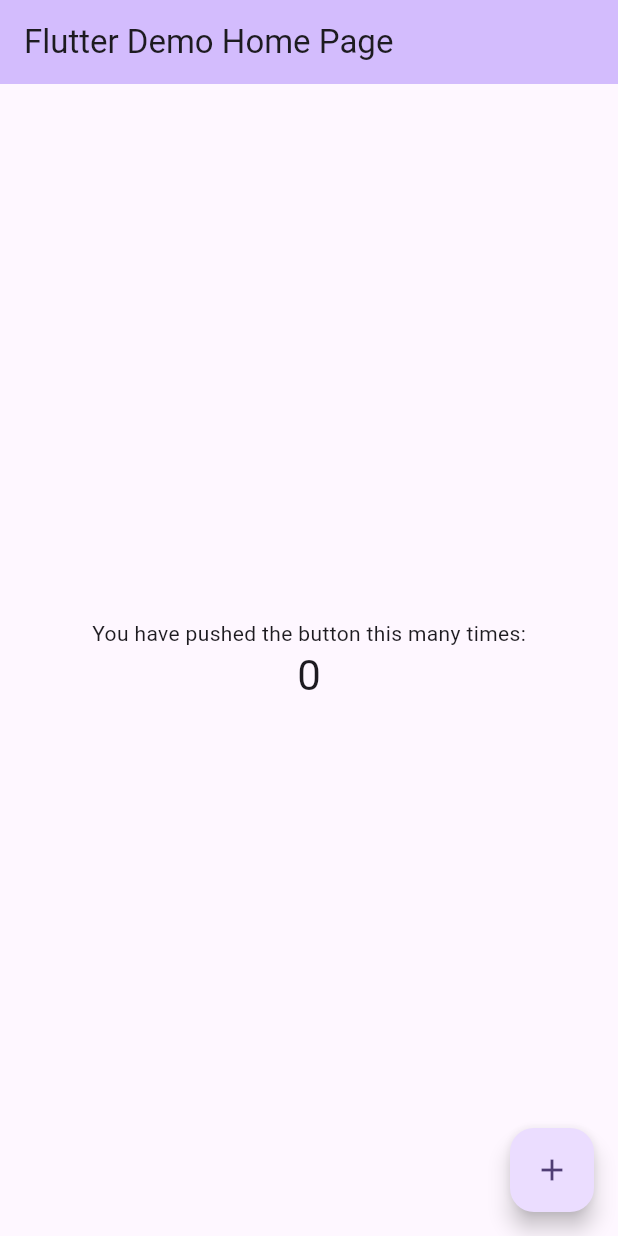
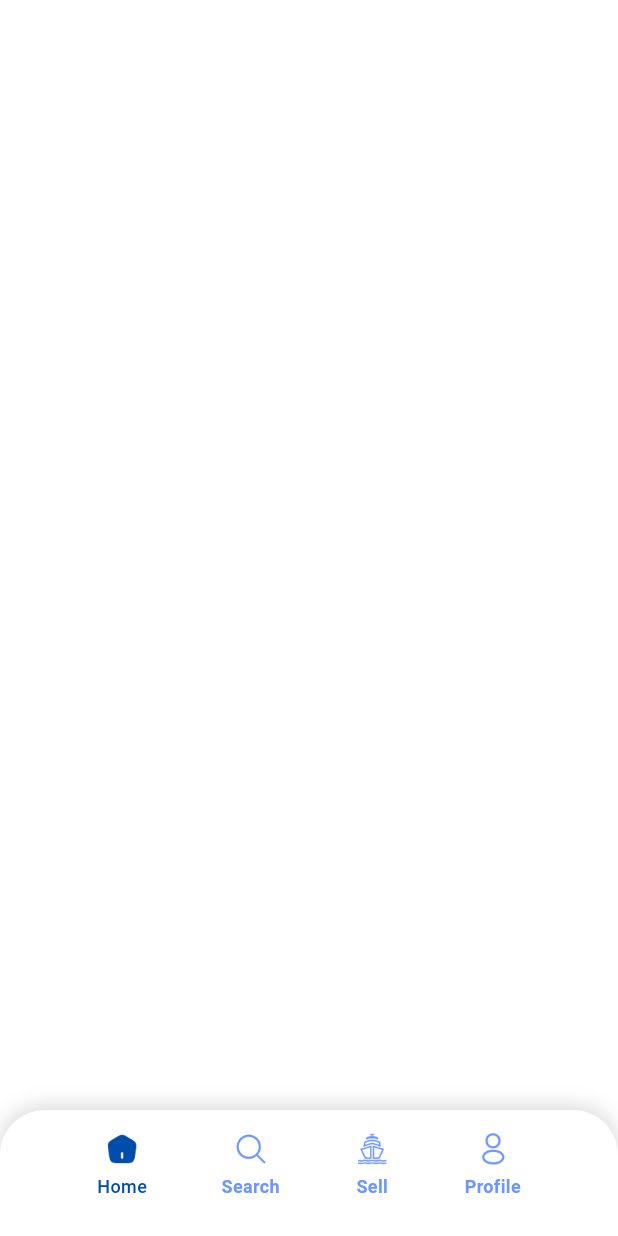
Before and after one commit to Dev-Ninjas-Backup/diaz1234567890, a Flutter app: the screen it shows after launch, on a phone screen of 412 x 824 dp. Run offline on Flutter 3.47's test engine with Material 3 defaults, Android fonts, the phone set to English and light mode, and no system bars; our stand-ins replace flutter_easyloading, flutter_screenutil, get, google_fonts.

Commit message:
Bottom Nav Bar done.

```diff
--- /dev/null
+++ b/lib/app.dart
@@ -0,0 +1,37 @@
+import 'package:diaz1234567890/routes/app_routes.dart';
+import 'package:flutter/material.dart';
+import 'package:flutter_easyloading/flutter_easyloading.dart';
+import 'package:flutter_screenutil/flutter_screenutil.dart';
+import 'package:get/get.dart';
+import 'core/bindings/controller_binder.dart';
+
+class Diaz extends StatelessWidget {
+  const Diaz({super.key});
+
+  @override
+  Widget build(BuildContext context) {
+    final screenWidth = MediaQuery.of(context).size.width;
+    final designSize = screenWidth > 600
+        ? const Size(1024, 1366)
+        : const Size(390, 844);
+    return ScreenUtilInit(
+      designSize: designSize,
+      minTextAdapt: true,
+      splitScreenMode: true,
+      ensureScreenSize: true,
+      useInheritedMediaQuery: true,
+      builder: (_, child) {
+        return GetMaterialApp(
+          debugShowCheckedModeBanner: false,
+          builder: EasyLoading.init(),
+          initialRoute: AppRoute.getBottomNavBar(),
+          getPages: AppRoute.routes,
+          initialBinding: ControllerBinder(),
+          themeMode: ThemeMode.system,
+          // theme: AppTheme.lightTheme,
+          // darkTheme: AppTheme.darkTheme,
+        );
+      },
+    );
+  }
+}
--- a/lib/core/utils/constants/iconpath.dart
+++ b/lib/core/utils/constants/iconpath.dart
@@ -1,3 +1,11 @@
 class Iconpath {
   Iconpath();
+  static const String activeHome = 'assets/icons/activeHome.png';
+  static const String inactiveHome = 'assets/icons/inactiveHome.png';
+  static const String activeSearch = 'assets/icons/activeSearch.png';
+  static const String inactiveSearch = 'assets/icons/inactiveSearch.png';
+  static const String activeSellYacht = 'assets/icons/activeSellYacht.png';
+  static const String inactiveSellYacht = 'assets/icons/inactiveSellYacht.png';
+  static const String activeProfile = 'assets/icons/activeProfile.png';
+  static const String inactiveProfile = 'assets/icons/inactiveProfile.png';
 }
--- /dev/null
+++ b/lib/features/bottom_navbar/controller/bottom_navbar_controller.dart
@@ -0,0 +1,9 @@
+import 'package:get/get.dart';
+
+class BottomNavbarController extends GetxController {
+  var selectedIndex = 0.obs;
+
+  void changeIndex(int index) {
+    selectedIndex.value = index;
+  }
+}
--- /dev/null
+++ b/lib/features/bottom_navbar/screen/bottom_navbar_screen.dart
@@ -0,0 +1,115 @@
+import 'package:diaz1234567890/core/utils/constants/iconpath.dart';
+import 'package:diaz1234567890/features/bottom_navbar/controller/bottom_navbar_controller.dart';
+import 'package:flutter/material.dart';
+import 'package:get/get.dart';
+
+class BottomNavbarScreen extends StatelessWidget {
+  BottomNavbarScreen({super.key});
+
+  final BottomNavbarController controller = Get.put(BottomNavbarController());
+
+  final List<Widget> screens = [
+    Center(
+      child: Text(
+        'Home Screen',
+        style: TextStyle(color: Colors.white, fontSize: 24),
+      ),
+    ),
+    Center(
+      child: Text(
+        'Search Screen',
+        style: TextStyle(color: Colors.white, fontSize: 24),
+      ),
+    ),
+    Center(
+      child: Text(
+        'Sell Yacht Screen',
+        style: TextStyle(color: Colors.white, fontSize: 24),
+      ),
+    ),
+    Center(
+      child: Text(
+        'Profile Screen',
+        style: TextStyle(color: Colors.white, fontSize: 24),
+      ),
+    ),
+  ];
+
+  final List<String> activeIcons = [
+    Iconpath.activeHome,
+    Iconpath.activeSearch,
+    Iconpath.activeSellYacht,
+    Iconpath.activeProfile,
+  ];
+
+  final List<String> inactiveIcons = [
+    Iconpath.inactiveHome,
+    Iconpath.inactiveSearch,
+    Iconpath.inactiveSellYacht,
+    Iconpath.inactiveProfile,
+  ];
+
+  final List<String> labels = ['Home', 'Search', 'Sell', 'Profile'];
+
+  @override
+  Widget build(BuildContext context) {
+    return Scaffold(
+      backgroundColor: Colors.white,
+      body: Obx(() => screens[controller.selectedIndex.value]),
+      bottomNavigationBar: Obx(
+        () => Container(
+          decoration: BoxDecoration(
+            color: const Color(0xFFFFFFFF),
+            borderRadius: const BorderRadius.only(
+              topLeft: Radius.circular(30),
+              topRight: Radius.circular(30),
+            ),
+            boxShadow: [
+              BoxShadow(
+                color: Colors.black12,
+                offset: const Offset(0, -3),
+                blurRadius: 10,
+                spreadRadius: 1,
+              ),
+            ],
+          ),
+          child: Padding(
+            padding: EdgeInsets.fromLTRB(40, 14, 40, 25),
+            child: Row(
+              mainAxisAlignment: MainAxisAlignment.spaceAround,
+              children: List.generate(4, (index) {
+                final isSelected = controller.selectedIndex.value == index;
+                return GestureDetector(
+                  onTap: () => controller.changeIndex(index),
+                  child: Column(
+                    mainAxisSize: MainAxisSize.min,
+                    children: [
+                      Image.asset(
+                        isSelected ? activeIcons[index] : inactiveIcons[index],
+                        width: 24,
+                        height: 24,
+                      ),
+                      const SizedBox(height: 4),
+                      Text(
+                        labels[index],
+                        style: TextStyle(
+                          color: isSelected
+                              ? Color(0xFF004DAC)
+                              : Color(0xFF6B95FF),
+                          fontSize: 12,
+                          fontWeight: isSelected
+                              ? FontWeight.w500
+                              : FontWeight.w700,
+                        ),
+                      ),
+                    ],
+                  ),
+                );
+              }),
+            ),
+          ),
+        ),
+      ),
+    );
+  }
+}
--- a/lib/main.dart
+++ b/lib/main.dart
@@ -1,122 +1,6 @@
+import 'package:diaz1234567890/app.dart';
 import 'package:flutter/material.dart';
 
 void main() {
-  runApp(const MyApp());
+  runApp(Diaz());
 }
-
-class MyApp extends StatelessWidget {
-  const MyApp({super.key});
-
-  // This widget is the root of your application.
-  @override
-  Widget build(BuildContext context) {
-    return MaterialApp(
-      title: 'Flutter Demo',
-      theme: ThemeData(
-        // This is the theme of your application.
-        //
-        // TRY THIS: Try running your application with "flutter run". You'll see
-        // the application has a purple toolbar. Then, without quitting the app,
-        // try changing the seedColor in the colorScheme below to Colors.green
-        // and then invoke "hot reload" (save your changes or press the "hot
-        // reload" button in a Flutter-supported IDE, or press "r" if you used
-        // the command line to start the app).
-        //
-        // Notice that the counter didn't reset back to zero; the application
-        // state is not lost during the reload. To reset the state, use hot
-        // restart instead.
-        //
-        // This works for code too, not just values: Most code changes can be
-        // tested with just a hot reload.
-        colorScheme: ColorScheme.fromSeed(seedColor: Colors.deepPurple),
-      ),
-      home: const MyHomePage(title: 'Flutter Demo Home Page'),
-    );
-  }
-}
-
-class MyHomePage extends StatefulWidget {
-  const MyHomePage({super.key, required this.title});
-
-  // This widget is the home page of your application. It is stateful, meaning
-  // that it has a State object (defined below) that contains fields that affect
-  // how it looks.
-
-  // This class is the configuration for the state. It holds the values (in this
-  // case the title) provided by the parent (in this case the App widget) and
-  // used by the build method of the State. Fields in a Widget subclass are
-  // always marked "final".
-
-  final String title;
-
-  @override
-  State<MyHomePage> createState() => _MyHomePageState();
-}
-
-class _MyHomePageState extends State<MyHomePage> {
-  int _counter = 0;
-
-  void _incrementCounter() {
-    setState(() {
-      // This call to setState tells the Flutter framework that something has
-      // changed in this State, which causes it to rerun the build method below
-      // so that the display can reflect the updated values. If we changed
-      // _counter without calling setState(), then the build method would not be
-      // called again, and so nothing would appear to happen.
-      _counter++;
-    });
-  }
-
-  @override
-  Widget build(BuildContext context) {
-    // This method is rerun every time setState is called, for instance as done
-    // by the _incrementCounter method above.
-    //
-    // The Flutter framework has been optimized to make rerunning build methods
-    // fast, so that you can just rebuild anything that needs updating rather
-    // than having to individually change instances of widgets.
-    return Scaffold(
-      appBar: AppBar(
-        // TRY THIS: Try changing the color here to a specific color (to
-        // Colors.amber, perhaps?) and trigger a hot reload to see the AppBar
-        // change color while the other colors stay the same.
-        backgroundColor: Theme.of(context).colorScheme.inversePrimary,
-        // Here we take the value from the MyHomePage object that was created by
-        // the App.build method, and use it to set our appbar title.
-        title: Text(widget.title),
-      ),
-      body: Center(
-        // Center is a layout widget. It takes a single child and positions it
-        // in the middle of the parent.
-        child: Column(
-          // Column is also a layout widget. It takes a list of children and
-          // arranges them vertically. By default, it sizes itself to fit its
-          // children horizontally, and tries to be as tall as its parent.
-          //
-          // Column has various properties to control how it sizes itself and
-          // how it positions its children. Here we use mainAxisAlignment to
-          // center the children vertically; the main axis here is the vertical
-          // axis because Columns are vertical (the cross axis would be
-          // horizontal).
-          //
-          // TRY THIS: Invoke "debug painting" (choose the "Toggle Debug Paint"
-          // action in the IDE, or press "p" in the console), to see the
-          // wireframe for each widget.
-          mainAxisAlignment: MainAxisAlignment.center,
-          children: <Widget>[
-            const Text('You have pushed the button this many times:'),
-            Text(
-              '$_counter',
-              style: Theme.of(context).textTheme.headlineMedium,
-            ),
-          ],
-        ),
-      ),
-      floatingActionButton: FloatingActionButton(
-        onPressed: _incrementCounter,
-        tooltip: 'Increment',
-        child: const Icon(Icons.add),
-      ), // This trailing comma makes auto-formatting nicer for build methods.
-    );
-  }
-}
--- a/lib/routes/app_routes.dart
+++ b/lib/routes/app_routes.dart
@@ -1,11 +1,15 @@
+import 'package:diaz1234567890/features/bottom_navbar/screen/bottom_navbar_screen.dart';
 import 'package:get/get.dart';
 
 class AppRoute {
   // static String splashScreen = "/splashScreen";
+  static String bottomNavBar = "/bottomNavBar";
 
   // static String getSplashScreen() => splashScreen;
+  static String getBottomNavBar() => bottomNavBar;
 
   static List<GetPage> routes = [
     // GetPage(name: splashScreen, page: () => SplashScreen()),
+    GetPage(name: bottomNavBar, page: () => BottomNavbarScreen()),
   ];
 }
```
Also changed, not shown: pubspec.yaml (+5 -5 lines), assets/icons/activeHome.png (added), assets/icons/activeProfile.png (added), assets/icons/activeSearch.png (added), assets/icons/activeSellYacht.png (added), assets/icons/inactiveHome.png (added), assets/icons/inactiveProfile.png (added), assets/icons/inactiveSearch.png (added), assets/icons/inactiveSellYacht.png (added), pubspec.lock, 1 other file.
